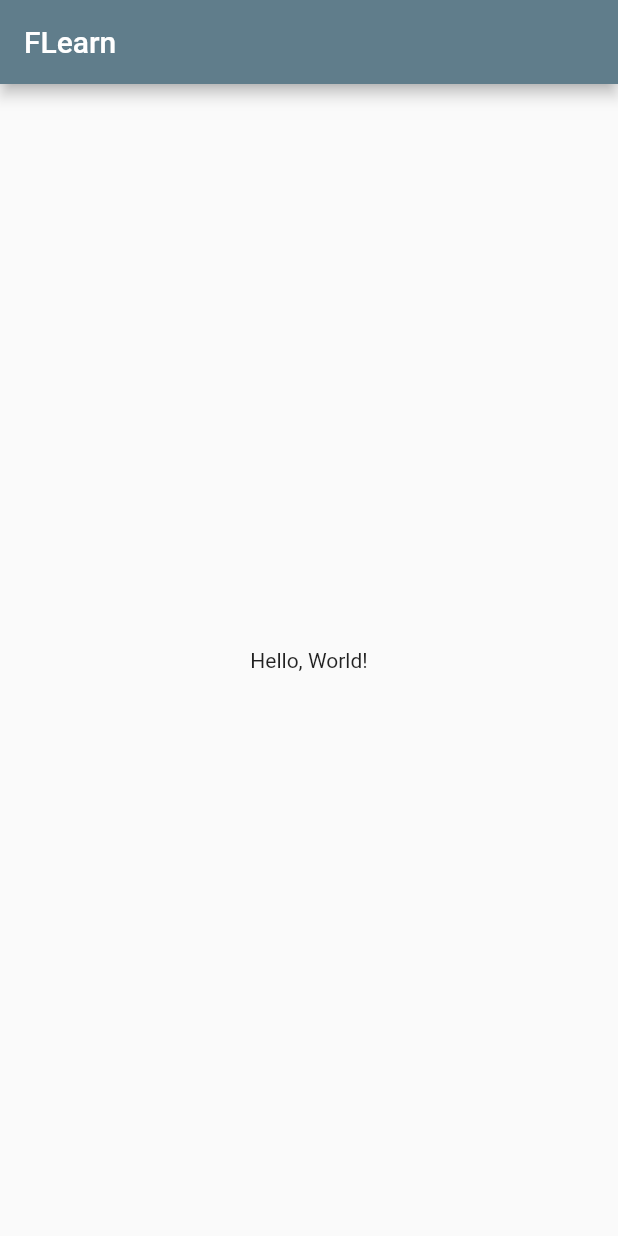
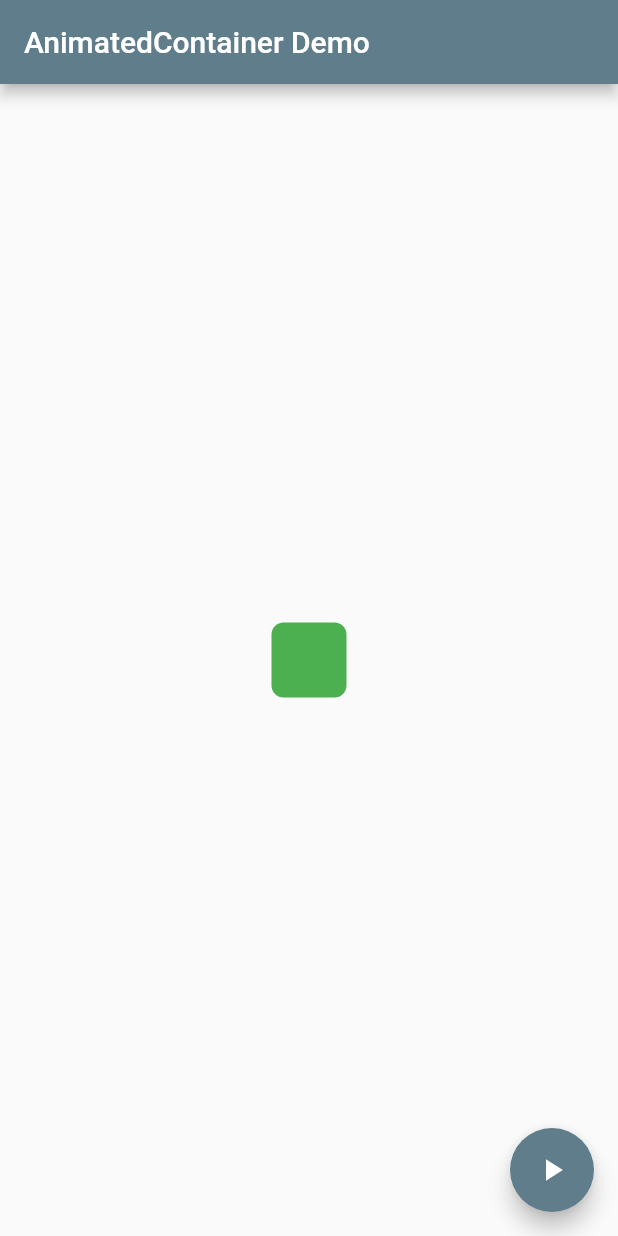
Before and after one commit to VijayGanganapalli/flearn, a Flutter app: the screen it shows after launch, on a phone screen of 412 x 824 dp. Run offline on Flutter 3.47's test engine with Material 2 defaults, Android fonts, the phone set to English and light mode, and no system bars.

Commit message:
added animated container app

```diff
--- a/lib/main.dart
+++ b/lib/main.dart
@@ -1,5 +1,5 @@
 import 'package:flutter/material.dart';
-import 'home_screen.dart';
+import 'package:flearn/screens/animated/animated_container_app.dart';
 
 void main() => runApp(FLearnApp());
 
@@ -11,7 +11,7 @@ class FLearnApp extends StatelessWidget {
       theme: ThemeData(
         primarySwatch: Colors.blueGrey
       ),
-      home: HomeScreen(title: 'FLearn'),
+      home: AnimatedContainerApp(appBarTitle: 'AnimatedContainer Demo'),
     );
   }
 }
--- /dev/null
+++ b/lib/screens/animated/animated_container_app.dart
@@ -0,0 +1,48 @@
+import 'package:flutter/material.dart';
+import 'dart:math';
+
+class AnimatedContainerApp extends StatefulWidget {
+  final String appBarTitle;
+
+  const AnimatedContainerApp({Key key, this.appBarTitle}) : super(key: key);
+
+  @override
+  _AnimatedContainerAppState createState() => _AnimatedContainerAppState();
+}
+
+class _AnimatedContainerAppState extends State<AnimatedContainerApp> {
+  double _width = 50.0;
+  double _height = 50.0;
+  Color _color = Colors.green;
+  BorderRadiusGeometry _borderRadius = BorderRadius.circular(8);
+
+  @override
+  Widget build(BuildContext context) {
+    return Scaffold(
+      appBar: AppBar(
+        title: Text(widget.appBarTitle),
+      ),
+      body: Center(
+        child: AnimatedContainer(
+          width: _width,
+          height: _height,
+          decoration: BoxDecoration(borderRadius: _borderRadius, color: _color),
+          duration: Duration(seconds: 1),
+          curve: Curves.fastOutSlowIn,
+        ),
+      ),
+      floatingActionButton: FloatingActionButton(
+        child: Icon(Icons.play_arrow),
+        onPressed: () {
+          setState(() {
+            Random random = Random();
+            _width = random.nextInt(300).toDouble();
+            _height = random.nextInt(300).toDouble();
+            _color = Color.fromRGBO(random.nextInt(256), random.nextInt(256), random.nextInt(256), 1);
+            _borderRadius = BorderRadius.circular(random.nextInt(100).toDouble());
+          });
+        },
+      ),
+    );
+  }
+}
```
Also changed, not shown: lib/screens/home_screen.dart (line endings or trailing spaces).
